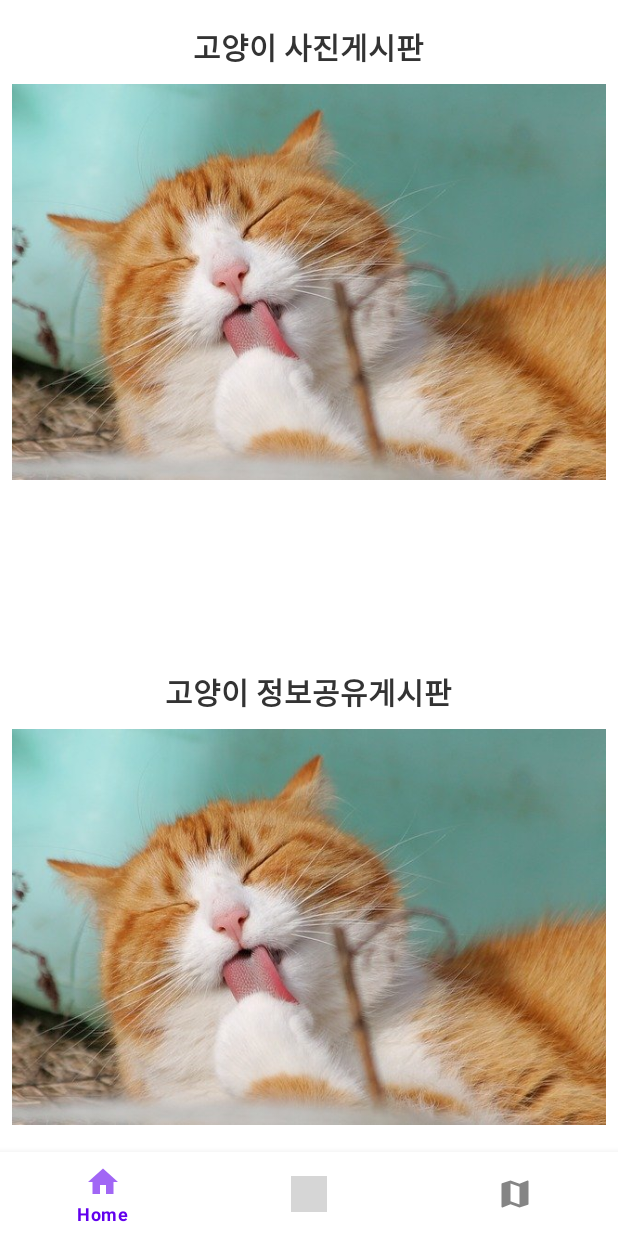
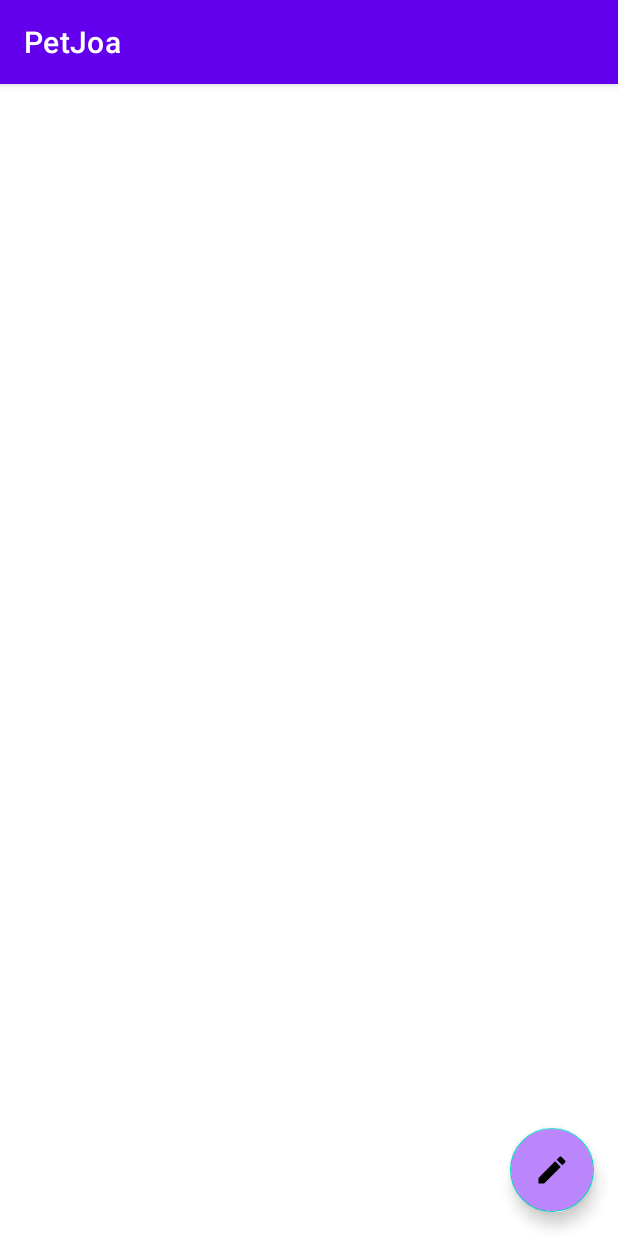
Before and after one commit to LeeKwanHyun/PetJoa, an Android app: the fragment CatFragment placed in its activity, after a tap on an icon or button, on a phone screen of 412 x 824 dp. Run offline under Robolectric (Android 15) with nearby library versions, the phone set to English and light mode, and no system bars; grey boxes are pictures that could not be loaded.

Commit message:
img make

```diff
--- a/app/src/main/AndroidManifest.xml
+++ b/app/src/main/AndroidManifest.xml
@@ -9,7 +9,9 @@
         android:roundIcon="@mipmap/ic_launcher_round"
         android:supportsRtl="true"
         android:theme="@style/Theme.PetJoa">
-        <activity android:name=".CatImgMakeActivity"></activity>
+        <activity android:name=".pets.CatIFMActivity"></activity>
+        <activity android:name=".pets.CatImgActivity" />
+        <activity android:name=".CatImgMakeActivity" />
         <activity
             android:name=".HomeActivity"
             android:theme="@style/NoActionBar" />
--- a/app/src/main/java/com/bidamcat/petjoa/fragments/CatFragment.java
+++ b/app/src/main/java/com/bidamcat/petjoa/fragments/CatFragment.java
@@ -1,15 +1,20 @@
 package com.bidamcat.petjoa.fragments;
 
+import android.content.Intent;
 import android.os.Bundle;
 import android.view.LayoutInflater;
 import android.view.View;
 import android.view.ViewGroup;
+import android.widget.Button;
+import android.widget.ImageButton;
 
 import androidx.annotation.NonNull;
 import androidx.annotation.Nullable;
 import androidx.fragment.app.Fragment;
 
 import com.bidamcat.petjoa.R;
+import com.bidamcat.petjoa.pets.CatIFMActivity;
+import com.bidamcat.petjoa.pets.CatImgActivity;
 
 public class CatFragment extends Fragment {
     @Nullable
@@ -17,4 +22,31 @@ public class CatFragment extends Fragment {
     public View onCreateView(@NonNull LayoutInflater inflater, @Nullable ViewGroup container, @Nullable Bundle savedInstanceState) {
         return inflater.inflate(R.layout.fragment_pet_tab_cat, container, false);
     }
+
+    @Override
+    public void onViewCreated(@NonNull View view, @Nullable Bundle savedInstanceState) {
+        super.onViewCreated(view, savedInstanceState);
+
+        ImageButton btnCatImg= view.findViewById(R.id.cat_img);
+        btnCatImg.setOnClickListener(new View.OnClickListener() {
+            @Override
+            public void onClick(View v) {
+
+                Intent intent= new Intent(getActivity(), CatImgActivity.class);
+                startActivity(intent);
+
+            }
+        });
+
+        ImageButton btnCatIfm= view.findViewById(R.id.cat_ifm);
+        btnCatIfm.setOnClickListener(new View.OnClickListener() {
+            @Override
+            public void onClick(View v) {
+
+                Intent intent= new Intent(getActivity(), CatIFMActivity.class);
+                startActivity(intent);
+            }
+        });
+
+    }
 }
--- /dev/null
+++ b/app/src/main/java/com/bidamcat/petjoa/pets/CatImgActivity.java
@@ -0,0 +1,22 @@
+package com.bidamcat.petjoa.pets;
+
+import androidx.appcompat.app.AppCompatActivity;
+
+import android.content.Intent;
+import android.os.Bundle;
+import android.view.View;
+
+import com.bidamcat.petjoa.R;
+
+public class CatImgActivity extends AppCompatActivity {
+
+    @Override
+    protected void onCreate(Bundle savedInstanceState) {
+        super.onCreate(savedInstanceState);
+        setContentView(R.layout.activity_cat_img);
+    }
+
+    public void clickImgMake(View view) {
+
+    }
+}
--- a/app/src/main/java/com/bidamcat/petjoa/CatImgMakeActivity.java
+++ b/app/src/main/java/com/bidamcat/petjoa/pets/CatImgMakeActivity.java
@@ -1,9 +1,11 @@
-package com.bidamcat.petjoa;
+package com.bidamcat.petjoa.pets;
 
 import androidx.appcompat.app.AppCompatActivity;
 
 import android.os.Bundle;
 import android.view.View;
+
+import com.bidamcat.petjoa.R;
 
 public class CatImgMakeActivity extends AppCompatActivity {
 
--- /dev/null
+++ b/app/src/main/res/drawable/ic_make.xml
@@ -0,0 +1,5 @@
+<vector android:height="24dp" android:tint="#FFFFFF"
+    android:viewportHeight="24" android:viewportWidth="24"
+    android:width="24dp" xmlns:android="http://schemas.android.com/apk/res/android">
+    <path android:fillColor="@android:color/white" android:pathData="M3,17.25V21h3.75L17.81,9.94l-3.75,-3.75L3,17.25zM20.71,7.04c0.39,-0.39 0.39,-1.02 0,-1.41l-2.34,-2.34c-0.39,-0.39 -1.02,-0.39 -1.41,0l-1.83,1.83 3.75,3.75 1.83,-1.83z"/>
+</vector>
--- /dev/null
+++ b/app/src/main/res/layout/activity_cat_img.xml
@@ -0,0 +1,20 @@
+<?xml version="1.0" encoding="utf-8"?>
+<androidx.coordinatorlayout.widget.CoordinatorLayout xmlns:android="http://schemas.android.com/apk/res/android"
+    xmlns:app="http://schemas.android.com/apk/res-auto"
+    xmlns:tools="http://schemas.android.com/tools"
+    android:layout_width="match_parent"
+    android:layout_height="match_parent"
+    tools:context=".pets.CatImgActivity">
+
+    <com.google.android.material.floatingactionbutton.FloatingActionButton
+        android:layout_width="wrap_content"
+        android:layout_height="wrap_content"
+        android:layout_gravity="right|bottom"
+        android:layout_margin="16dp"
+        android:src="@drawable/ic_make"
+        android:tint="@null"
+        android:backgroundTint="@color/purple_200"
+        app:fabSize="auto"
+        android:onClick="clickImgMake"/>
+
+</androidx.coordinatorlayout.widget.CoordinatorLayout>
--- a/app/src/main/res/layout/fragment_pet_tab_cat.xml
+++ b/app/src/main/res/layout/fragment_pet_tab_cat.xml
@@ -14,14 +14,13 @@
         android:textStyle="bold"
         android:layout_centerHorizontal="true"
         android:layout_marginTop="8dp"/>
-    <ImageView
+    <ImageButton
         android:id="@+id/cat_img"
         android:layout_width="wrap_content"
         android:layout_height="wrap_content"
         android:src="@drawable/pet_cat_img"
         android:layout_below="@id/tv"
-        android:clickable="true"
-        android:onClick="clickCatImg"/>
+        android:clickable="true"/>
 
     <TextView
         android:layout_width="wrap_content"
@@ -33,12 +32,13 @@
         android:layout_above="@+id/cat_ifm"
         android:layout_centerInParent="true"
         android:layout_marginTop="50dp"/>
-    <ImageView
+    <ImageButton
         android:id="@+id/cat_ifm"
         android:layout_width="match_parent"
         android:layout_height="wrap_content"
         android:src="@drawable/pet_cat_img"
-        android:layout_alignParentBottom="true"/>
+        android:layout_alignParentBottom="true"
+        android:clickable="true"/>
 
 
 
```
Also changed, not shown: app/src/main/java/com/bidamcat/petjoa/pets/CatIFMActivity.java (added, +21 -0 lines), app/src/main/res/layout/activity_cat_ifmactivity.xml (added, +22 -0 lines).
